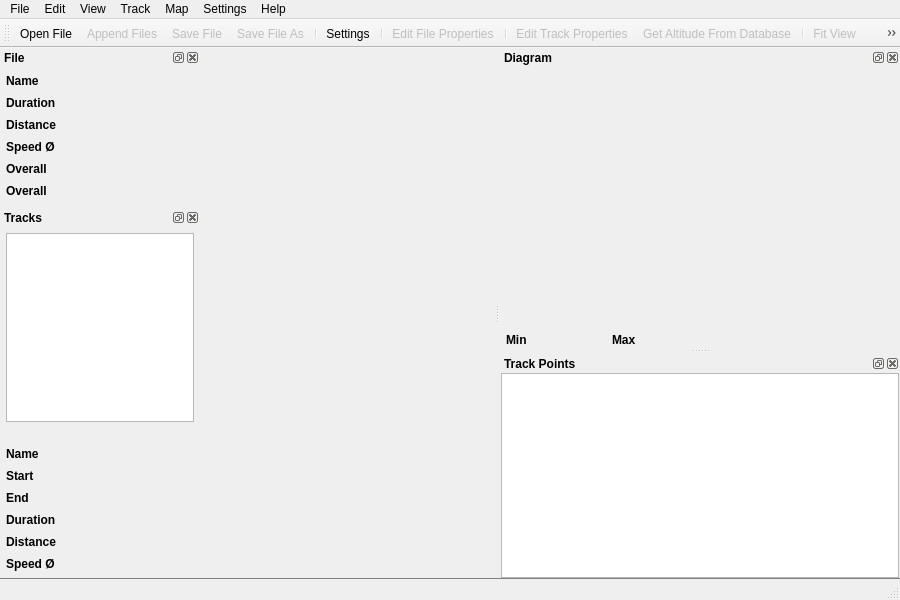
The window that GPXLab/gpxlab.ui (BourgeoisLab/GPXLab) describes before a commit, drawn with Qt 5.
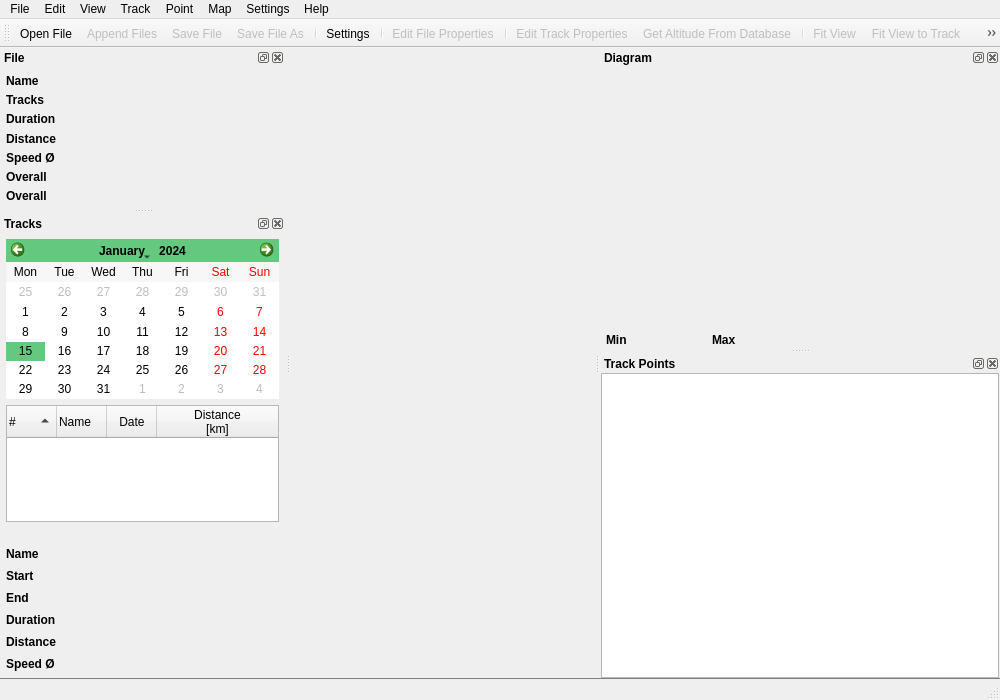
The same window after the commit. Icons and pictures are not drawn. Custom widgets are drawn as their Qt base class.

What changed in the file:
```diff
--- a/GPXLab/gpxlab.ui
+++ b/GPXLab/gpxlab.ui
@@ -9,8 +9,8 @@
    <rect>
     <x>0</x>
     <y>0</y>
-    <width>900</width>
-    <height>600</height>
+    <width>1000</width>
+    <height>700</height>
    </rect>
   </property>
   <property name="contextMenuPolicy">
@@ -75,7 +75,7 @@
     <rect>
      <x>0</x>
      <y>0</y>
-     <width>900</width>
+     <width>1000</width>
      <height>21</height>
     </rect>
    </property>
@@ -135,10 +135,18 @@
     </property>
     <addaction name="actionSettings"/>
    </widget>
+   <widget class="QMenu" name="menuPoint">
+    <property name="title">
+     <string>Point</string>
+    </property>
+    <addaction name="actionInsert_Point"/>
+    <addaction name="actionDelete_Point"/>
+   </widget>
    <addaction name="menuFile"/>
    <addaction name="menuEdit"/>
    <addaction name="menuView"/>
    <addaction name="menuTrack"/>
+   <addaction name="menuPoint"/>
    <addaction name="menuMap"/>
    <addaction name="menuSettings"/>
    <addaction name="menuHelp"/>
@@ -198,7 +206,7 @@
    </property>
    <property name="maximumSize">
     <size>
-     <width>200</width>
+     <width>524287</width>
      <height>160</height>
     </size>
    </property>
@@ -219,6 +227,9 @@
    </attribute>
    <widget class="QWidget" name="dockWidgetFileContents">
     <layout class="QFormLayout" name="formLayout_2">
+     <property name="fieldGrowthPolicy">
+      <enum>QFormLayout::AllNonFixedFieldsGrow</enum>
+     </property>
      <property name="leftMargin">
       <number>6</number>
      </property>
@@ -257,6 +268,50 @@
       </widget>
      </item>
      <item row="1" column="0">
+      <widget class="QLabel" name="label_18">
+       <property name="minimumSize">
+        <size>
+         <width>0</width>
+         <height>16</height>
+        </size>
+       </property>
+       <property name="maximumSize">
+        <size>
+         <width>16777215</width>
+         <height>16</height>
+        </size>
+       </property>
+       <property name="font">
+        <font>
+         <weight>75</weight>
+         <bold>true</bold>
+        </font>
+       </property>
+       <property name="text">
+        <string>Tracks</string>
+       </property>
+      </widget>
+     </item>
+     <item row="1" column="1">
+      <widget class="QLabel" name="labelFileTracks">
+       <property name="minimumSize">
+        <size>
+         <width>0</width>
+         <height>16</height>
+        </size>
+       </property>
+       <property name="maximumSize">
+        <size>
+         <width>16777215</width>
+         <height>16</height>
+        </size>
+       </property>
+       <property name="text">
+        <string/>
+       </property>
+      </widget>
+     </item>
+     <item row="2" column="0">
       <widget class="QLabel" name="label_13">
        <property name="minimumSize">
         <size>
@@ -281,7 +336,7 @@
        </property>
       </widget>
      </item>
-     <item row="1" column="1">
+     <item row="2" column="1">
       <widget class="QLabel" name="labelFileDuration">
        <property name="minimumSize">
         <size>
@@ -300,7 +355,7 @@
        </property>
       </widget>
      </item>
-     <item row="2" column="0">
+     <item row="3" column="0">
       <widget class="QLabel" name="label_12">
        <property name="minimumSize">
         <size>
@@ -325,7 +380,7 @@
        </property>
       </widget>
      </item>
-     <item row="2" column="1">
+     <item row="3" column="1">
       <widget class="QLabel" name="labelFileDistance">
        <property name="minimumSize">
         <size>
@@ -344,7 +399,7 @@
        </property>
       </widget>
      </item>
-     <item row="3" column="0">
+     <item row="4" column="0">
       <widget class="QLabel" name="label_14">
        <property name="minimumSize">
         <size>
@@ -369,7 +424,7 @@
        </property>
       </widget>
      </item>
-     <item row="3" column="1">
+     <item row="4" column="1">
       <widget class="QLabel" name="labelFileSpeed">
        <property name="minimumSize">
         <size>
@@ -385,7 +440,7 @@
        </property>
       </widget>
      </item>
-     <item row="4" column="0">
+     <item row="5" column="0">
       <widget class="QLabel" name="label_15">
        <property name="minimumSize">
         <size>
@@ -410,23 +465,7 @@
        </property>
       </widget>
      </item>
-     <item row="4" column="1">
-      <widget class="QLabel" name="labelFileHeightIntUp">
-       <property name="minimumSize">
-        <size>
-         <width>0</width>
-         <height>16</height>
-        </size>
-       </property>
-       <property name="maximumSize">
-        <size>
-         <width>16777215</width>
-         <height>16</height>
-        </size>
-       </property>
-      </widget>
-     </item>
-     <item row="5" column="0">
+     <item row="6" column="0">
       <widget class="QLabel" name="label_16">
        <property name="minimumSize">
         <size>
@@ -451,7 +490,7 @@
        </property>
       </widget>
      </item>
-     <item row="5" column="1">
+     <item row="6" column="1">
       <widget class="QLabel" name="labelFileHeightIntDown">
        <property name="minimumSize">
         <size>
@@ -467,8 +506,8 @@
        </property>
       </widget>
      </item>
-     <item row="0" column="1">
-      <widget class="QLabel" name="labelFileName">
+     <item row="5" column="1">
+      <widget class="QLabel" name="labelFileHeightIntUp">
        <property name="minimumSize">
         <size>
          <width>0</width>
@@ -492,13 +531,13 @@
   <widget class="QDockWidget" name="dockWidgetTracks">
    <property name="minimumSize">
     <size>
-     <width>200</width>
-     <height>337</height>
+     <width>285</width>
+     <height>443</height>
     </size>
    </property>
    <property name="maximumSize">
     <size>
-     <width>200</width>
+     <width>524287</width>
      <height>524287</height>
     </size>
    </property>
@@ -531,6 +570,29 @@
      <property name="bottomMargin">
       <number>6</number>
      </property>
+     <item>
+      <widget class="QCalendarWidgetExt" name="calendarWidget">
+       <property name="minimumSize">
+        <size>
+         <width>0</width>
+         <height>160</height>
+        </size>
+       </property>
+       <property name="maximumSize">
+        <size>
+         <width>16777215</width>
+         <height>160</height>
+        </size>
+       </property>
+       <property name="styleSheet">
+        <string notr="true">selection-color: rgb(0, 0, 0);
+selection-background-color: rgb(100, 200, 127);</string>
+       </property>
+       <property name="verticalHeaderFormat">
+        <enum>QCalendarWidget::NoVerticalHeader</enum>
+       </property>
+      </widget>
+     </item>
      <item>
       <layout class="QVBoxLayout" name="verticalLayout_4">
        <property name="spacing">
@@ -541,15 +603,59 @@
          <property name="contextMenuPolicy">
           <enum>Qt::NoContextMenu</enum>
          </property>
+         <property name="styleSheet">
+          <string notr="true">QTreeWidget::item:selected {
+	selection-color: rgb(0, 0, 0);
+	background-color: rgb(100, 200, 127);
+}
+</string>
+         </property>
+         <property name="uniformRowHeights">
+          <bool>true</bool>
+         </property>
+         <property name="sortingEnabled">
+          <bool>true</bool>
+         </property>
          <property name="expandsOnDoubleClick">
           <bool>false</bool>
          </property>
-         <attribute name="headerVisible">
+         <property name="columnCount">
+          <number>4</number>
+         </property>
+         <attribute name="headerCascadingSectionResizes">
           <bool>false</bool>
          </attribute>
+         <attribute name="headerDefaultSectionSize">
+          <number>50</number>
+         </attribute>
+         <attribute name="headerShowSortIndicator" stdset="0">
+          <bool>true</bool>
+         </attribute>
          <column>
           <property name="text">
-           <string>Track</string>
+           <string>#</string>
+          </property>
+         </column>
+         <column>
+          <property name="text">
+           <string>Name</string>
+          </property>
+         </column>
+         <column>
+          <property name="text">
+           <string>Date</string>
+          </property>
+          <property name="textAlignment">
+           <set>AlignHCenter|AlignVCenter|AlignCenter</set>
+          </property>
+         </column>
+         <column>
+          <property name="text">
+           <string>Distance
+[km]</string>
+          </property>
+          <property name="textAlignment">
+           <set>AlignHCenter|AlignVCenter|AlignCenter</set>
           </property>
          </column>
         </widget>
@@ -708,7 +814,7 @@
        <property name="verticalSpacing">
         <number>6</number>
        </property>
-       <item row="1" column="0">
+       <item row="2" column="0">
         <widget class="QLabel" name="label_3">
          <property name="minimumSize">
           <size>
@@ -733,7 +839,7 @@
          </property>
         </widget>
        </item>
-       <item row="2" column="0">
+       <item row="3" column="0">
         <widget class="QLabel" name="label_5">
          <property name="minimumSize">
           <size>
@@ -758,7 +864,7 @@
          </property>
         </widget>
        </item>
-       <item row="2" column="1">
+       <item row="3" column="1">
         <widget class="QLabel" name="labelTrackEndTime">
          <property name="minimumSize">
           <size>
@@ -774,7 +880,7 @@
          </property>
         </widget>
        </item>
-       <item row="3" column="0">
+       <item row="4" column="0">
         <widget class="QLabel" name="label_6">
          <property name="minimumSize">
           <size>
@@ -799,7 +905,7 @@
          </property>
         </widget>
        </item>
-       <item row="3" column="1">
+       <item row="4" column="1">
         <widget class="QLabel" name="labelTrackDuration">
          <property name="minimumSize">
           <size>
@@ -815,7 +921,7 @@
          </property>
         </widget>
        </item>
-       <item row="4" column="0">
+       <item row="5" column="0">
         <widget class="QLabel" name="label_4">
          <property name="minimumSize">
           <size>
@@ -840,7 +946,7 @@
          </property>
         </widget>
        </item>
-       <item row="4" column="1">
+       <item row="5" column="1">
         <widget class="QLabel" name="labelTrackDistance">
          <property name="minimumSize">
           <size>
@@ -856,7 +962,7 @@
          </property>
         </widget>
        </item>
-       <item row="5" column="0">
+       <item row="6" column="0">
         <widget class="QLabel" name="label_8">
          <property name="minimumSize">
           <size>
@@ -881,7 +987,7 @@
          </property>
         </widget>
        </item>
-       <item row="5" column="1">
+       <item row="6" column="1">
         <widget class="QLabel" name="labelTrackSpeed">
          <property name="minimumSize">
           <size>
@@ -897,7 +1003,7 @@
          </property>
         </widget>
        </item>
-       <item row="1" column="1">
+       <item row="2" column="1">
         <widget class="QLabel" name="labelTrackStartTime">
          <property name="minimumSize">
           <size>
@@ -1247,8 +1353,9 @@
        <property name="contextMenuPolicy">
         <enum>Qt::ActionsContextMenu</enum>
        </property>
-       <property name="editTriggers">
-        <set>QAbstractItemView::NoEditTriggers</set>
+       <property name="styleSheet">
+        <string notr="true">selection-color: rgb(0, 0, 0);
+selection-background-color: rgb(100, 200, 127);</string>
        </property>
        <property name="selectionMode">
         <enum>QAbstractItemView::SingleSelection</enum>
@@ -1265,6 +1372,9 @@
        <attribute name="verticalHeaderHighlightSections">
         <bool>false</bool>
        </attribute>
+       <attribute name="verticalHeaderStretchLastSection">
+        <bool>false</bool>
+       </attribute>
       </widget>
      </item>
     </layout>
@@ -1578,6 +1688,11 @@
    <extends>QTableView</extends>
    <header>qtablewidgetpoints.h</header>
   </customwidget>
+  <customwidget>
+   <class>QCalendarWidgetExt</class>
+   <extends>QCalendarWidget</extends>
+   <header>qcalendarwidgetext.h</header>
+  </customwidget>
  </customwidgets>
  <resources>
   <include location="resources.qrc"/>
```
Left out of the diff: 71 changed lines with no effect on the pictures.
